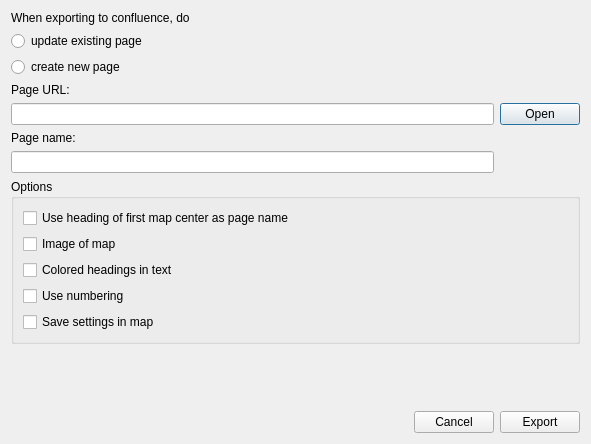
Before: the Qt Designer form forms/export-confluence-dialog.ui in insilmaril/vym, drawn with Qt 5.
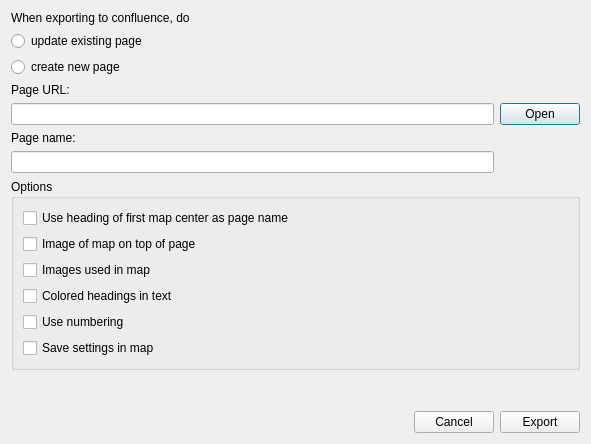
After: the same form once the commit is applied. Icons and pictures are not drawn.

Commit message: Initial support to export inline images

```diff
--- a/forms/export-confluence-dialog.ui
+++ b/forms/export-confluence-dialog.ui
@@ -112,7 +112,14 @@
       <item>
        <widget class="QCheckBox" name="imageCheckBox">
         <property name="text">
-         <string>Image of map</string>
+         <string>Image of map on top of page</string>
+        </property>
+       </widget>
+      </item>
+      <item>
+       <widget class="QCheckBox" name="includeImagesCheckBox">
+        <property name="text">
+         <string>Images used in map</string>
         </property>
        </widget>
       </item>
```
Left out of the diff: 2 changed lines with no effect on the pictures. The commit also changes 4 other files.
